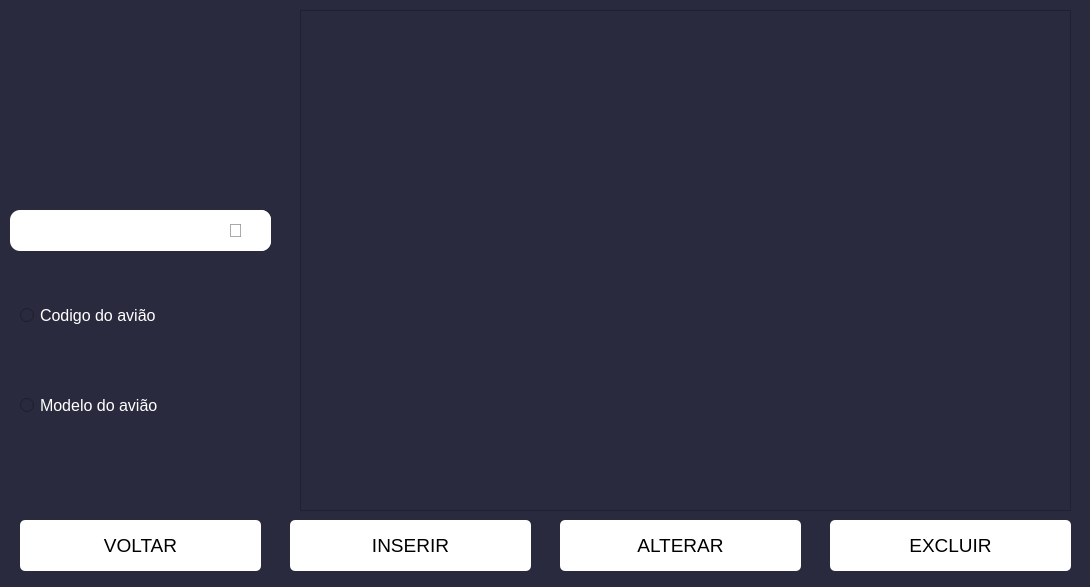
mosaviczki/projetoIHC, file telaAviao.ui: the form before one commit.
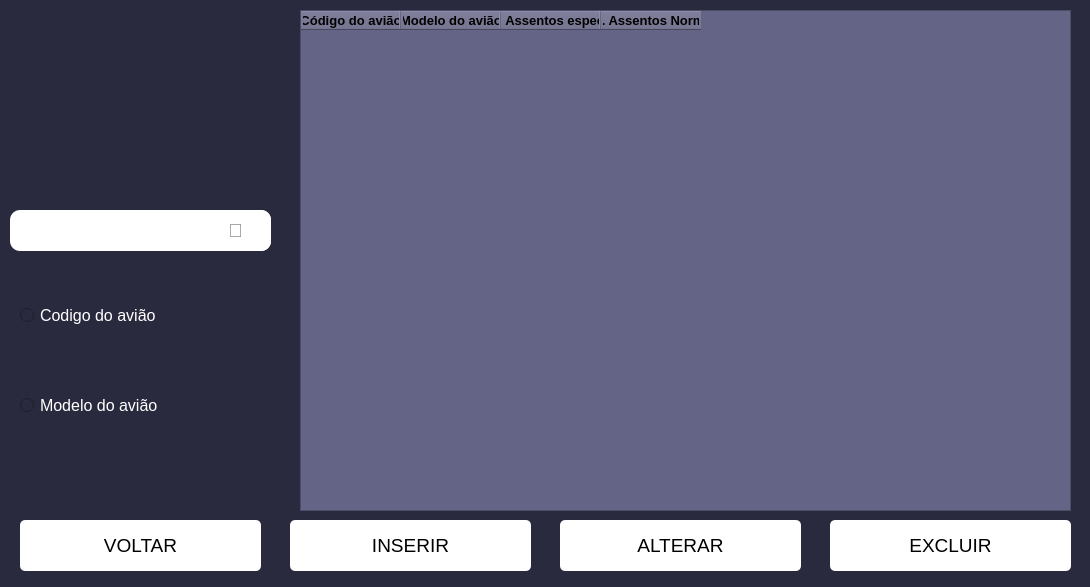
The form after the commit. Icons and pictures are not drawn.

Commit message: add function insert Aviao

Diff of the .ui file:
```diff
--- a/telaAviao.ui
+++ b/telaAviao.ui
@@ -244,16 +244,6 @@
     </size>
    </property>
   </widget>
-  <widget class="QTableView" name="tableView">
-   <property name="geometry">
-    <rect>
-     <x>300</x>
-     <y>10</y>
-     <width>771</width>
-     <height>501</height>
-    </rect>
-   </property>
-  </widget>
   <widget class="QLabel" name="label">
    <property name="geometry">
     <rect>
@@ -283,6 +273,104 @@
     </rect>
    </property>
   </widget>
+  <widget class="QTableWidget" name="tableWidget">
+   <property name="geometry">
+    <rect>
+     <x>300</x>
+     <y>10</y>
+     <width>771</width>
+     <height>501</height>
+    </rect>
+   </property>
+   <property name="styleSheet">
+    <string notr="true">background-color: rgb(100, 100, 134);</string>
+   </property>
+   <column>
+    <property name="text">
+     <string>Código do avião</string>
+    </property>
+    <property name="font">
+     <font>
+      <pointsize>10</pointsize>
+      <weight>75</weight>
+      <bold>true</bold>
+     </font>
+    </property>
+    <property name="background">
+     <color>
+      <red>100</red>
+      <green>100</green>
+      <blue>235</blue>
+     </color>
+    </property>
+    <property name="foreground">
+     <brush brushstyle="SolidPattern">
+      <color alpha="255">
+       <red>0</red>
+       <green>0</green>
+       <blue>0</blue>
+      </color>
+     </brush>
+    </property>
+   </column>
+   <column>
+    <property name="text">
+     <string>Modelo do avião</string>
+    </property>
+    <property name="font">
+     <font>
+      <pointsize>10</pointsize>
+      <weight>75</weight>
+      <bold>true</bold>
+     </font>
+    </property>
+    <property name="background">
+     <color>
+      <red>100</red>
+      <green>100</green>
+      <blue>235</blue>
+     </color>
+    </property>
+   </column>
+   <column>
+    <property name="text">
+     <string>Qtd. Assentos especiais</string>
+    </property>
+    <property name="font">
+     <font>
+      <pointsize>10</pointsize>
+      <weight>75</weight>
+      <bold>true</bold>
+     </font>
+    </property>
+    <property name="background">
+     <color>
+      <red>100</red>
+      <green>100</green>
+      <blue>235</blue>
+     </color>
+    </property>
+   </column>
+   <column>
+    <property name="text">
+     <string>Qtd. Assentos Normais</string>
+    </property>
+    <property name="font">
+     <font>
+      <pointsize>10</pointsize>
+      <weight>75</weight>
+      <bold>true</bold>
+     </font>
+    </property>
+    <property name="background">
+     <color>
+      <red>100</red>
+      <green>100</green>
+      <blue>235</blue>
+     </color>
+    </property>
+   </column>
+  </widget>
   <zorder>lineEdit</zorder>
   <zorder>pushButton</zorder>
   <zorder>radioButton_2</zorder>
@@ -291,9 +379,9 @@
   <zorder>pushButton_4</zorder>
   <zorder>pushButton_6</zorder>
   <zorder>pushButton_5</zorder>
-  <zorder>tableView</zorder>
   <zorder>label</zorder>
   <zorder>widget</zorder>
+  <zorder>tableWidget</zorder>
  </widget>
  <resources/>
  <connections/>
```
The commit also changes 9 other files.
